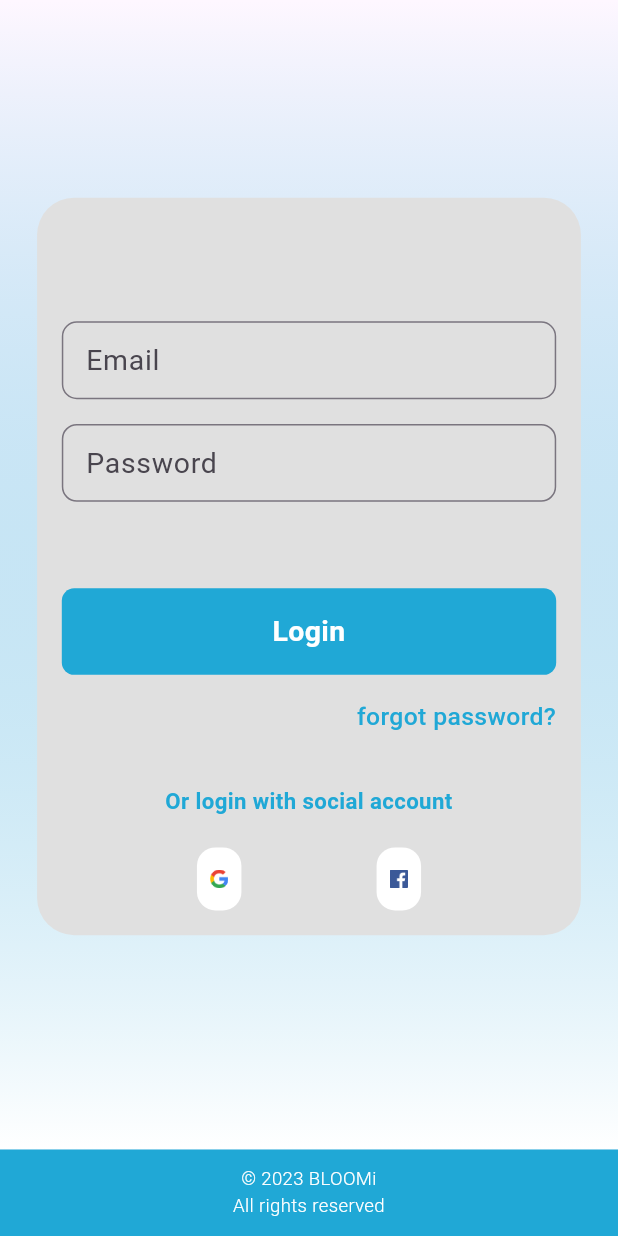
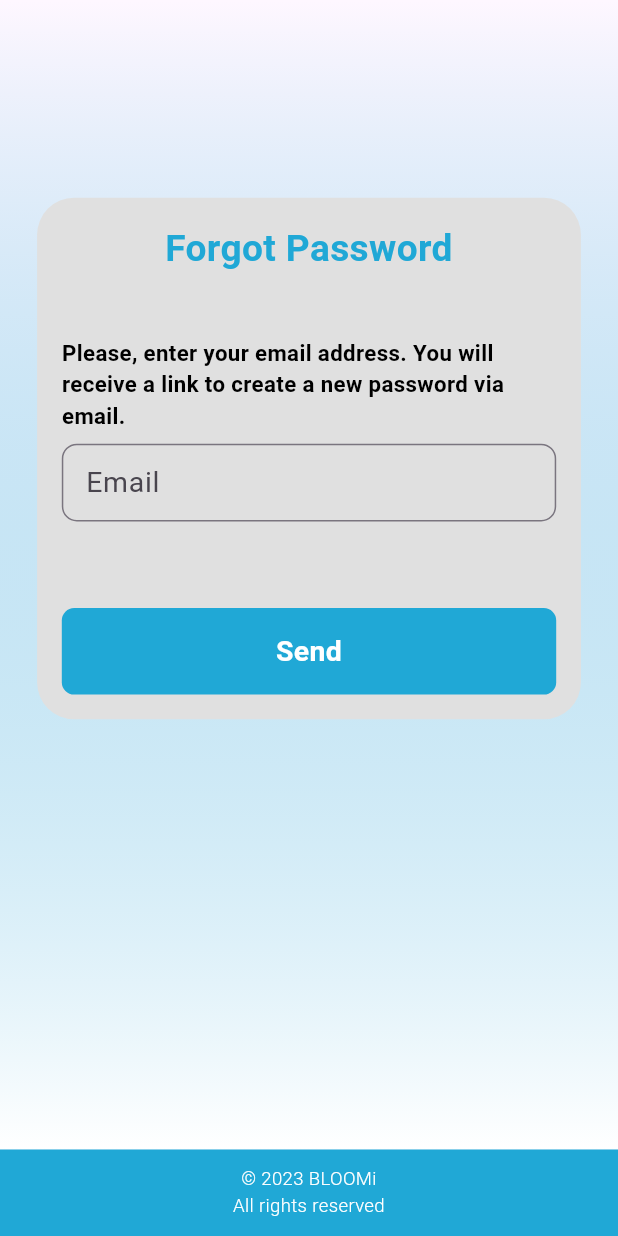
Before and after one commit to cepdnaclk/e19-co227-Empowering-Counselors-and-Students-through-Interactive-Web-and-Mobile-App, a Flutter app: the ForgotPassword screen opened directly, on a phone screen of 412 x 824 dp. Run offline on Flutter 3.47's test engine with Material 2 defaults, Android fonts, the phone set to English and light mode, and no system bars; our stand-ins replace animate_do, responsive_framework.

Commit message:
ui added

```diff
--- a/bloomi_web/lib/screens/auth/forgotPassword/forgotpass_mobile.dart
+++ b/bloomi_web/lib/screens/auth/forgotPassword/forgotpass_mobile.dart
@@ -2,9 +2,7 @@ import 'package:bloomi_web/components/background_color_gradient.dart';
 import 'package:bloomi_web/components/custom_button.dart';
 import 'package:bloomi_web/components/custom_text.dart';
 import 'package:bloomi_web/components/custom_textfeild.dart';
-import 'package:bloomi_web/components/customicon_container.dart';
 import 'package:bloomi_web/components/footer.dart';
-import 'package:bloomi_web/screens/auth/forgotPassword/forgot_password.dart';
 import 'package:bloomi_web/screens/home/home/home.dart';
 import 'package:bloomi_web/utils/util_constant.dart';
 import 'package:bloomi_web/utils/util_function.dart';
@@ -52,27 +50,40 @@ class ForgotPasswordMobile extends StatelessWidget {
                                 child: Column(
                                   children: [
                                     SizedBox(
+                                      width: (mediaQueryData.size.width < 500)
+                                          ? mediaQueryData.size.width
+                                          : 400,
+                                      child: CustomText(
+                                        "Forgot Password",
+                                        fontSize:
+                                            mediaQueryData.size.height * 0.03,
+                                        fontWeight: FontWeight.w600,
+                                      ),
+                                    ),
+                                    SizedBox(
                                         height:
-                                            mediaQueryData.size.height * 0.08),
+                                            mediaQueryData.size.height * 0.05),
+                                    SizedBox(
+                                      width: (mediaQueryData.size.width < 500)
+                                          ? mediaQueryData.size.width
+                                          : 400,
+                                      child: CustomText(
+                                        "Please, enter your email address. You will receive a link to create a new password via email.",
+                                        fontSize:
+                                            mediaQueryData.size.height * 0.018,
+                                        fontWeight: FontWeight.w600,
+                                        fontColor: UtilConstants.blackColor,
+                                        textAlign: TextAlign.left,
+                                      ),
+                                    ),
+                                    SizedBox(
+                                        height:
+                                            mediaQueryData.size.height * 0.01),
                                     CustomTextFeild(
                                       hintText: "Enter your email",
                                       lable: "Email",
                                       mediaQueryData: mediaQueryData,
                                       keyboardType: TextInputType.emailAddress,
-                                      width: (mediaQueryData.size.width < 500)
-                                          ? mediaQueryData.size.width
-                                          : 400,
-                                    ),
-                                    SizedBox(
-                                        height:
-                                            mediaQueryData.size.height * 0.02),
-                                    CustomTextFeild(
-                                      hintText: "Enter your password",
-                                      lable: "Password",
-                                      obscure: true,
-                                      mediaQueryData: mediaQueryData,
-                                      keyboardType:
-                                          TextInputType.visiblePassword,
                                       width: (mediaQueryData.size.width < 500)
                                           ? mediaQueryData.size.width
                                           : 400,
@@ -86,67 +97,13 @@ class ForgotPasswordMobile extends StatelessWidget {
                                             context, const Home());
                                       },
                                       child: CustomButton(
-                                        "Login",
+                                        "Send",
                                         mediaQueryData: mediaQueryData,
                                         width: (mediaQueryData.size.width < 500)
                                             ? mediaQueryData.size.width
                                             : 400,
                                       ),
                                     ),
-                                    SizedBox(
-                                        height:
-                                            mediaQueryData.size.height * 0.02),
-                                    Container(
-                                      width: (mediaQueryData.size.width < 500)
-                                          ? mediaQueryData.size.width
-                                          : 400,
-                                      alignment: Alignment.centerRight,
-                                      child: InkWell(
-                                        onTap: () {
-                                          UtilFunction.navigateForward(
-                                              context, const ForgotPassword());
-                                        },
-                                        child: CustomText(
-                                          "forgot password?",
-                                          fontSize:
-                                              mediaQueryData.size.height * 0.02,
-                                          fontWeight: FontWeight.w500,
-                                        ),
-                                      ),
-                                    ),
-                                    SizedBox(
-                                        height:
-                                            mediaQueryData.size.height * 0.04),
-                                    CustomText(
-                                      "Or login with social account",
-                                      fontSize:
-                                          mediaQueryData.size.height * 0.018,
-                                      fontWeight: FontWeight.bold,
-                                    ),
-                                    SizedBox(
-                                        height:
-                                            mediaQueryData.size.height * 0.025),
-                                    SizedBox(
-                                      width: (mediaQueryData.size.width < 500)
-                                          ? mediaQueryData.size.width
-                                          : 400,
-                                      child: Row(
-                                        mainAxisAlignment:
-                                            MainAxisAlignment.spaceEvenly,
-                                        children: [
-                                          CustomIconContainer(
-                                            imgPath:
-                                                UtilConstants.googleImagePath,
-                                            mediaQueryData: mediaQueryData,
-                                          ),
-                                          CustomIconContainer(
-                                            imgPath:
-                                                UtilConstants.facebookImagePath,
-                                            mediaQueryData: mediaQueryData,
-                                          ),
-                                        ],
-                                      ),
-                                    )
                                   ],
                                 ),
                               ),
--- a/bloomi_web/lib/screens/auth/forgotPassword/forgotpass_web.dart
+++ b/bloomi_web/lib/screens/auth/forgotPassword/forgotpass_web.dart
@@ -57,12 +57,10 @@ class ForgotPasswordWeb extends StatelessWidget {
                               ),
                               child: Column(children: [
                                 SizedBox(
-                                    height: mediaQueryData.size.height * 0.03),
-                                SizedBox(
                                   width: mediaQueryData.size.width * 0.3,
                                   child: CustomText(
                                     "Forgot Password",
-                                    fontSize: mediaQueryData.size.height * 0.04,
+                                    fontSize: mediaQueryData.size.height * 0.03,
                                     fontWeight: FontWeight.w600,
                                   ),
                                 ),
--- a/bloomi_web/lib/screens/auth/login/login_mobile.dart
+++ b/bloomi_web/lib/screens/auth/login/login_mobile.dart
@@ -59,7 +59,7 @@ class LoginMobile extends StatelessWidget {
                                       child: CustomText(
                                         "Login",
                                         fontSize:
-                                            mediaQueryData.size.height * 0.04,
+                                            mediaQueryData.size.height * 0.03,
                                         fontWeight: FontWeight.w600,
                                       ),
                                     ),
--- a/bloomi_web/lib/screens/auth/login/login_web.dart
+++ b/bloomi_web/lib/screens/auth/login/login_web.dart
@@ -66,7 +66,7 @@ class LoginWeb extends StatelessWidget {
                                         child: CustomText(
                                           "Login",
                                           fontSize:
-                                              mediaQueryData.size.height * 0.04,
+                                              mediaQueryData.size.height * 0.03,
                                           fontWeight: FontWeight.w600,
                                         ),
                                       ),
--- a/bloomi_web/lib/screens/auth/signup/signup_web.dart
+++ b/bloomi_web/lib/screens/auth/signup/signup_web.dart
@@ -63,7 +63,7 @@ class SignUpWeb extends StatelessWidget {
                                     child: CustomText(
                                       "SignUp",
                                       fontSize:
-                                          mediaQueryData.size.height * 0.04,
+                                          mediaQueryData.size.height * 0.03,
                                       fontWeight: FontWeight.w600,
                                     ),
                                   ),
```
